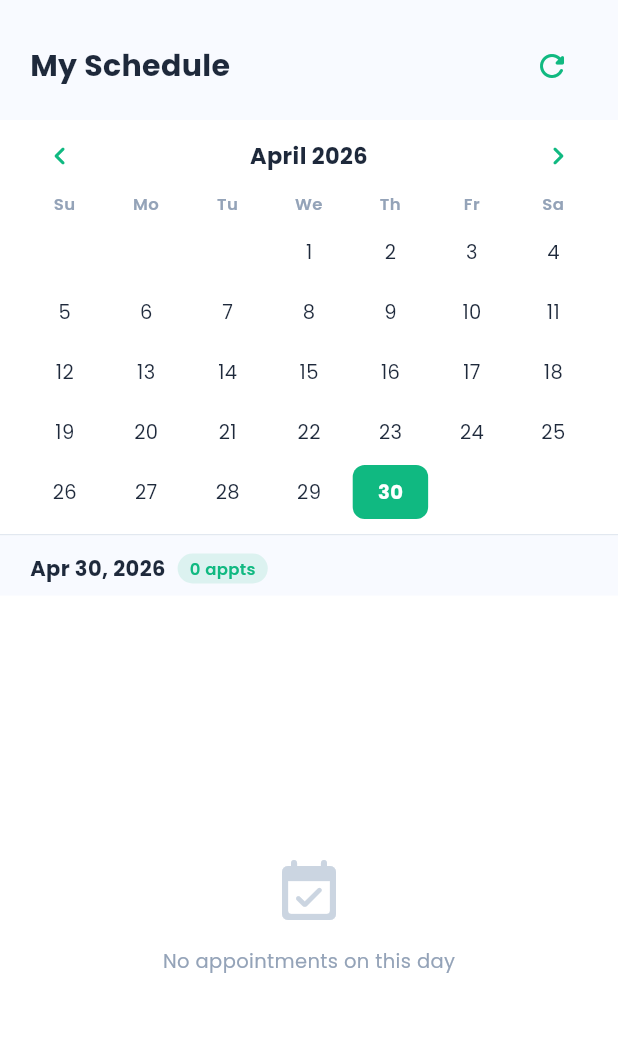
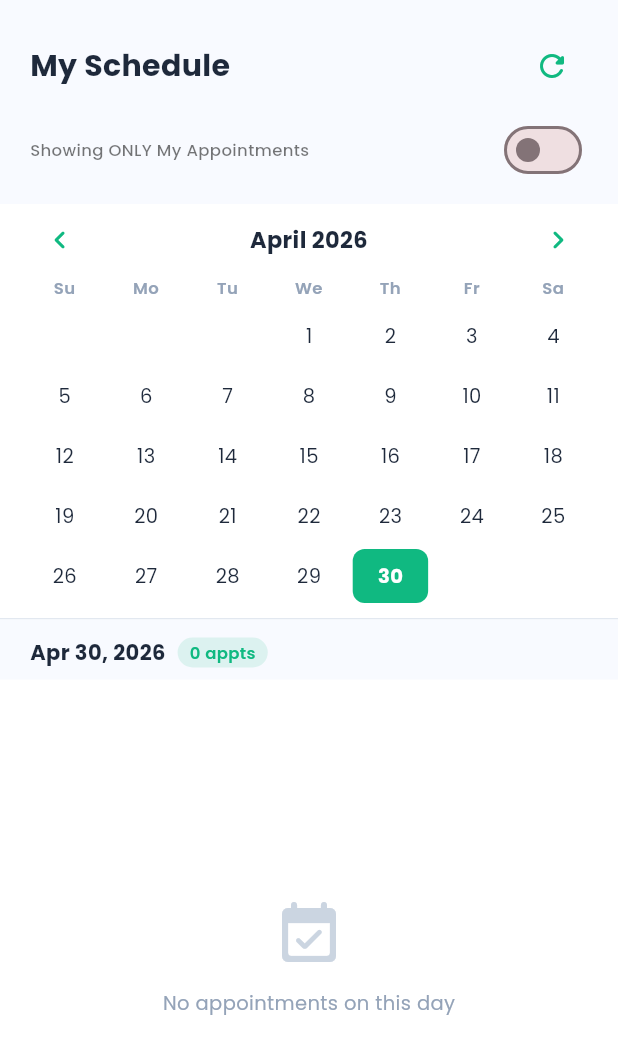
Before and after one commit to PawPoint/pawpoint_admin, a Flutter app: the StaffSchedulePage widget shown alone on an empty page, opened directly, on a phone screen of 412 x 824 dp. Shown: the top 1054 px of the screen. Run offline on Flutter 3.47's test engine with Material 3 defaults, Android fonts, the phone set to English and light mode, and no system bars; our stand-ins replace cloud_firestore, firebase_auth, firebase_core, google_fonts; accounts and stored records are empty; network calls fail.

Commit message:
New update with functional reschedule

```diff
--- a/lib/pages/staff_admin/staff_schedule_page.dart
+++ b/lib/pages/staff_admin/staff_schedule_page.dart
@@ -14,6 +14,7 @@ class StaffSchedulePage extends StatefulWidget {
 class _StaffSchedulePageState extends State<StaffSchedulePage> {
   List<dynamic> _allAppointments = [];
   bool _loading = true;
+  bool _showAll = false;
   DateTime _focusedMonth = DateTime.now();
   DateTime? _selectedDay;
   String _doctorName = '';
@@ -59,7 +60,7 @@ class _StaffSchedulePageState extends State<StaffSchedulePage> {
 
   // Filter appointments for the selected doctor
   List<dynamic> get _myAppointments {
-    if (_doctorName.isEmpty) return _allAppointments;
+    if (_showAll || _doctorName.isEmpty) return _allAppointments;
     return _allAppointments.where((a) {
       final doctor = (a['doctor'] ?? '').toString().toLowerCase();
       return doctor.contains(_doctorName.toLowerCase()) ||
@@ -122,7 +123,9 @@ class _StaffSchedulePageState extends State<StaffSchedulePage> {
     return Container(
       padding: const EdgeInsets.fromLTRB(20, 20, 20, 12),
       color: const Color(0xFFF8FAFF),
-      child: Row(
+      child: Column(
+        children: [
+          Row(
             children: [
               Expanded(
                 child: Column(
@@ -134,7 +137,7 @@ class _StaffSchedulePageState extends State<StaffSchedulePage> {
                             fontWeight: FontWeight.w700,
                             fontSize: 20)),
                     if (_doctorName.isNotEmpty)
-                  Text('Showing appointments for: $_doctorName',
+                      Text('Assigned to: $_doctorName',
                           style: GoogleFonts.poppins(
                               color: const Color(0xFF10B981),
                               fontSize: 12,
@@ -145,6 +148,23 @@ class _StaffSchedulePageState extends State<StaffSchedulePage> {
               IconButton(
                 icon: const Icon(Icons.refresh_rounded, color: Color(0xFF10B981)),
                 onPressed: _load,
+              ),
+            ],
+          ),
+          const SizedBox(height: 8),
+          Row(
+            mainAxisAlignment: MainAxisAlignment.spaceBetween,
+            children: [
+              Text(
+                _showAll ? 'Showing ALL Clinic Appointments' : 'Showing ONLY My Appointments',
+                style: GoogleFonts.poppins(fontSize: 11, color: Colors.black54, fontWeight: FontWeight.w500),
+              ),
+              Switch.adaptive(
+                value: _showAll,
+                activeColor: const Color(0xFF10B981),
+                onChanged: (val) => setState(() => _showAll = val),
+              ),
+            ],
           ),
         ],
       ),
--- a/lib/services/admin_api_service.dart
+++ b/lib/services/admin_api_service.dart
@@ -99,12 +99,16 @@ class AdminApiService {
     String userId,
     String appointmentId, {
     required String proposedDatetime,
+    String assignedDoctor = '',
   }) async {
     final res = await http.put(
       Uri.parse(
           '$_base/api/admin/appointments/$userId/$appointmentId/propose-reschedule'),
       headers: {'Content-Type': 'application/json'},
-      body: jsonEncode({'proposed_datetime': proposedDatetime}),
+      body: jsonEncode({
+        'proposed_datetime': proposedDatetime,
+        'assigned_doctor': assignedDoctor,
+      }),
     );
     if (res.statusCode != 200) {
       final detail =
```
Also changed, not shown: lib/pages/staff_admin/staff_appointments_page.dart (+23 -0 lines), lib/pages/super_admin/super_admin_shell.dart (+69 -48 lines). Lines whose indentation alone changed are shown as unchanged.
